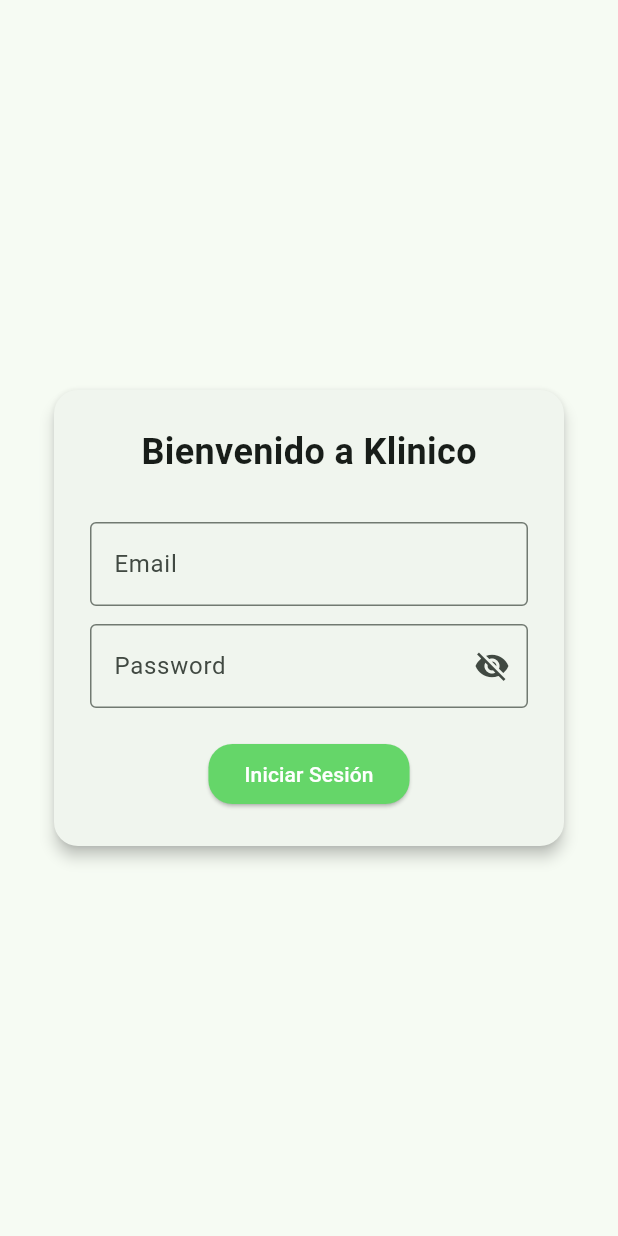
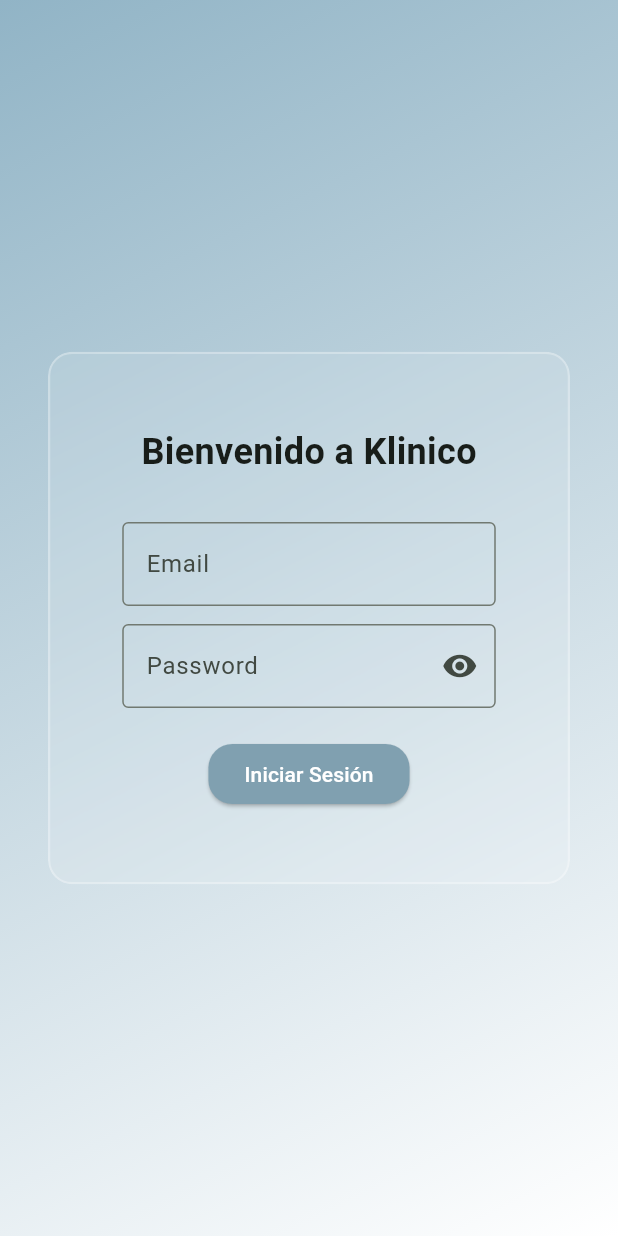
Before and after one commit to SergioLM7/klinico-front, a Flutter app: the screen it shows after launch, on a phone screen of 412 x 824 dp. Run offline on Flutter 3.47's test engine with Material 3 defaults, Android fonts, the phone set to English and light mode, and no system bars; our stand-ins replace dio, flutter_secure_storage.

Commit message:
LoginView modified with GlassContainer style

```diff
--- a/lib/ui/views/login_view.dart
+++ b/lib/ui/views/login_view.dart
@@ -1,6 +1,7 @@
 import 'package:flutter/material.dart';
 import 'package:provider/provider.dart';
 import '../viewmodels/login_viewmodel.dart';
+import '../widgets/glass_container.dart';
 import 'home_view.dart';
 
 class LoginPage extends StatefulWidget {
@@ -26,7 +27,7 @@
   @override
   void initState() {
     super.initState();
-    passwordVisible = true;
+    passwordVisible = false;
   }
 
   @override
@@ -35,7 +36,15 @@
     final viewModel = context.watch<LoginViewModel>();
 
     return Scaffold(
-      body: Center(
+      body: Container(
+        alignment: Alignment.center,
+        decoration: const BoxDecoration(
+          gradient: LinearGradient(
+            begin: Alignment.topLeft,
+            end: Alignment.bottomRight,
+            colors: [Color.fromARGB(255, 145, 180, 198), Color(0xFFFFFFFF)],
+          ),
+        ),
         // Centrado total para Tablet
         child: SingleChildScrollView(
           // Por si sale el teclado
@@ -45,11 +54,9 @@
             ), // Bloqueamos el ancho
             child: Padding(
               padding: const EdgeInsets.all(32.0),
-              child: Card(
-                elevation: 4,
-                shape: RoundedRectangleBorder(
-                  borderRadius: BorderRadius.circular(16),
-                ),
+              child: GlassContainer(
+                padding: const EdgeInsets.all(24.0),
+                opacity: 0.1,
                 child: Padding(
                   padding: const EdgeInsets.all(24.0),
                   child: Column(
@@ -105,19 +112,19 @@
                           ? const CircularProgressIndicator()
                           : ElevatedButton(
                               onPressed: () => _handleLogin(context, viewModel),
-                              child: const Text("Iniciar Sesión"),
                               style: ElevatedButton.styleFrom(
-                                backgroundColor: const Color.fromARGB(
+                                backgroundColor: Color.fromARGB(
                                   255,
-                                  101,
-                                  214,
-                                  105,
+                                  128,
+                                  160,
+                                  176,
                                 ),
                                 foregroundColor: Colors.white,
                                 shape: RoundedRectangleBorder(
                                   borderRadius: BorderRadius.circular(16),
                                 ),
                               ),
+                              child: const Text("Iniciar Sesión"),
                             ),
                     ],
                   ),
--- /dev/null
+++ b/lib/ui/widgets/glass_container.dart
@@ -0,0 +1,46 @@
+import 'dart:ui';
+import 'package:flutter/material.dart';
+
+class GlassContainer extends StatelessWidget {
+  final Widget child;
+  final double blur;
+  final double opacity;
+  final BorderRadius? borderRadius;
+  final EdgeInsetsGeometry? padding;
+
+  const GlassContainer({
+    super.key,
+    required this.child,
+    this.blur = 10.0, // Nivel de desenfoque
+    this.opacity = 0.15, // Opacidad del fondo blanco
+    this.borderRadius,
+    this.padding,
+  });
+
+  @override
+  Widget build(BuildContext context) {
+    // 1. ClipRRect para redondear el recorte del efecto
+    return ClipRRect(
+      borderRadius: borderRadius ?? BorderRadius.circular(16),
+      // 2. BackdropFilter aplica el desenfoque al fondo detrás del contenedor
+      child: BackdropFilter(
+        filter: ImageFilter.blur(sigmaX: blur, sigmaY: blur),
+        child: Container(
+          padding: padding,
+          decoration: BoxDecoration(
+            color: Colors.white.withValues(
+              alpha: opacity,
+            ), // Fondo blanco muy suave
+            borderRadius: borderRadius ?? BorderRadius.circular(16),
+            // Border suave para simular el borde del cristal
+            border: Border.all(
+              color: Colors.white.withValues(alpha: 0.3),
+              width: 1.5,
+            ),
+          ),
+          child: child,
+        ),
+      ),
+    );
+  }
+}
```
